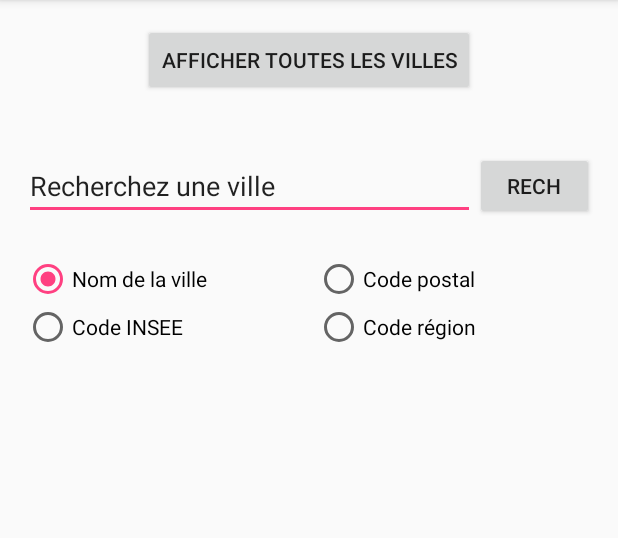
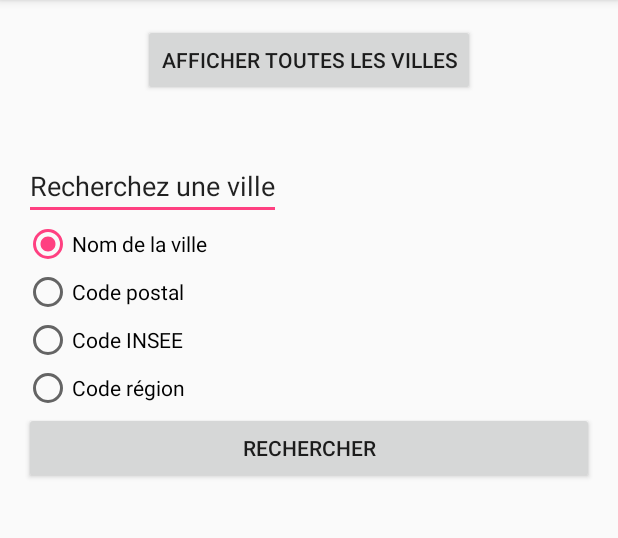
Before and after one commit to maxencebeno/androidbiatch, an Android app: the screen it shows after launch (MainActivity), after a tap on "AFFICHER TOUTES LES VILLES", on a phone screen of 412 x 824 dp, the part 84-622 px from its top. Run offline under Robolectric (Android 15) with nearby library versions, the phone set to English and light mode, and no system bars.

Commit message:
Filtres presque fonctionnels côté java

```diff
--- a/Rest/app/src/main/java/com/example/lp/rest/MainActivity.java
+++ b/Rest/app/src/main/java/com/example/lp/rest/MainActivity.java
@@ -4,12 +4,15 @@ import android.app.AlertDialog;
 import android.content.Intent;
 import android.support.v7.app.AppCompatActivity;
 import android.os.Bundle;
+import android.util.Log;
 import android.view.View;
 import android.webkit.WebView;
 import android.widget.AdapterView;
 import android.widget.ArrayAdapter;
 import android.widget.EditText;
 import android.widget.ListView;
+import android.widget.RadioButton;
+import android.widget.RadioGroup;
 import android.widget.SimpleAdapter;
 import android.widget.TextView;
 
@@ -30,6 +33,8 @@ public class MainActivity extends AppCompatActivity {
     ArrayList<Ville> list;
     VilleAdapter adapter;
 
+    String[] filtres = {"Nom de la ville", "Code postal", "Code INSEE", "Code région"};
+
     @Override
     protected void onCreate(Bundle savedInstanceState) {
         super.onCreate(savedInstanceState);
@@ -39,9 +44,49 @@ public class MainActivity extends AppCompatActivity {
 
     public void onAsyncButtonClick(View view) throws IOException {
         EditText nomVille = (EditText) findViewById(R.id.search_input);
-        if(!nomVille.getText().equals("")){
 
+        if (!nomVille.getText().equals("")) {
+            RadioButton nom = (RadioButton) findViewById(R.id.nom_ville);
+            RadioButton cp = (RadioButton) findViewById(R.id.cp_ville);
+            RadioButton insee = (RadioButton) findViewById(R.id.code_insee);
+            RadioButton region = (RadioButton) findViewById(R.id.code_region);
+            URL url = null;
+
+            RadioGroup radioButtonGroup = (RadioGroup) findViewById(R.id.radioGroup);
+            int selectedId = radioButtonGroup.getCheckedRadioButtonId();
+            String filtre = "";
+            Log.d("selectedId", String.valueOf(selectedId));
+            Log.d("nom_ville", String.valueOf(R.id.nom_ville));
+            Log.d("getText", String.valueOf(nomVille.getText()));
+
+            // Check which radio button was clicked
+            switch (selectedId) {
+                case R.id.nom_ville:
+                    filtre = this.getFiltre((String) nom.getText());
+                    url = new URL("http://10.0.2.2:80?filtre=" + filtre + "&q=" + nomVille.getText());
+                    break;
+                case R.id.cp_ville:
+                    filtre = this.getFiltre((String) cp.getText());
+                    url = new URL("http://10.0.2.2:80?filtre=" + filtre + "&q=" + nomVille.getText());
+                    break;
+                case R.id.code_insee:
+                    filtre = this.getFiltre((String) insee.getText());
+                    url = new URL("http://10.0.2.2:80?filtre=" + filtre + "&q=" + nomVille.getText());
+                    break;
+                case R.id.code_region:
+                    filtre = this.getFiltre((String) region.getText());
+                    url = new URL("http://10.0.2.2:80?filtre=" + filtre + "&q=" + nomVille.getText());
+                    break;
             }
+
+            list = new ArrayList<Ville>();
+            lv = (ListView) findViewById(R.id.listView);
+
+            adapter = new VilleAdapter(this, R.layout.list_view, list);
+
+            new MyAsyncTask(adapter, list).execute(url, lv, adapter);
+
+        } else {
             URL url = new URL("http://10.0.2.2:80");
 
             list = new ArrayList<Ville>();
@@ -49,33 +94,33 @@ public class MainActivity extends AppCompatActivity {
 
             adapter = new VilleAdapter(this, R.layout.list_view, list);
 
-        //Set the above adapter as the adapter of choice for our list
-        //lv.setAdapter(adapter);
+            new MyAsyncTask(adapter, list).execute(url, lv, adapter);
+        }
 
-        new MyAsyncTask(adapter, list).execute(url, lv, adapter);
-        /*mSchedule = new SimpleAdapter(getApplicationContext(), list, R.layout.list_view,
-                new Ville[] {}, new int[] { R.id.titre, R.id.ville });
-        new MyAsyncTask(mSchedule, list).execute(url, lv, mSchedule);
-        mSchedule.notifyDataSetChanged();
-        lv.setOnItemClickListener(new AdapterView.OnItemClickListener() {
-            @Override
-            @SuppressWarnings("unchecked")
-            public void onItemClick(AdapterView<?> a, View v, int position, long id) {
-                //on récupère la HashMap contenant les infos de notre item (titre, description, img)
-                HashMap<Ville> map = (HashMap<Ville>) lv.getItemAtPosition(position);
-                //on créer une boite de dialogue
-                AlertDialog.Builder adb = new AlertDialog.Builder(MainActivity.this);
-                //on attribut un titre à notre boite de dialogue
-                adb.setTitle("Ville choisie");
-                //on insère un message à notre boite de dialogue, et ici on affiche le titre de l'item cliqué
-                adb.setMessage("Votre choix : " + map.get("ville"));
-                //on indique que l'on veut le bouton ok à notre boite de dialogue
-                adb.setPositiveButton("Ok", null);
-                //on affiche la boite de dialogue
-                adb.show();
-            }
-        });*/
 
     }
 
+    public String getFiltre(String nomFiltre) {
+        String filtre = "";
+
+        for (int i = 0; i < filtres.length; i++) {
+            switch (filtres[i]) {
+                case "Nom de la ville":
+                    filtre = "nom";
+                    break;
+                case "Code postal":
+                    filtre = "codepostal";
+                    break;
+                case "Code INSEE":
+                    filtre = "codeinsee";
+                    break;
+                case "Code région":
+                    filtre = "coderegion";
+                    break;
             }
+        }
+
+        return filtre;
+    }
+
+}
--- a/Rest/app/src/main/java/com/example/lp/rest/MyAsyncTask.java
+++ b/Rest/app/src/main/java/com/example/lp/rest/MyAsyncTask.java
@@ -90,9 +90,4 @@ public class MyAsyncTask extends AsyncTask<Object, ListView, String> {
             e.printStackTrace();
         }
     }
-
-    /*@Override
-    protected void onPostExecute(String result) {
-        tv.setText(result);
-    }*/
 }
--- a/Rest/app/src/main/res/layout/activity_main.xml
+++ b/Rest/app/src/main/res/layout/activity_main.xml
@@ -8,6 +8,7 @@
     android:paddingRight="@dimen/activity_horizontal_margin"
     android:paddingTop="@dimen/activity_vertical_margin"
     tools:context="com.example.lp.rest.MainActivity">
+
 
     <Button
         android:layout_width="wrap_content"
@@ -22,9 +23,9 @@
         android:layout_width="wrap_content"
         android:layout_height="wrap_content"
         android:id="@+id/listView"
-        android:layout_marginTop="107dp"
-        android:layout_below="@+id/search_input"
-        android:layout_alignParentStart="true" />
+        android:layout_below="@+id/radioGroup"
+        android:layout_alignParentEnd="true"
+        android:layout_marginTop="59dp" />
 
     <EditText
         android:layout_width="wrap_content"
@@ -33,54 +34,66 @@
         android:layout_below="@+id/asyncbutton"
         android:layout_alignParentStart="true"
         android:layout_marginTop="37dp"
-        android:text="Recherchez une ville"
-        android:layout_alignEnd="@+id/radioButton2" />
+        android:text="Recherchez une ville" />
 
+    <Button
+        android:layout_width="wrap_content"
+        android:layout_height="wrap_content"
+        android:text="Rechercher"
+        android:id="@+id/button"
+        android:clickable="true"
+        android:onClick="onAsyncButtonClick"
+        android:layout_below="@+id/radioGroup"
+        android:layout_alignParentStart="true"
+        android:layout_alignParentEnd="true" />
+
+    <RadioGroup xmlns:android="http://schemas.android.com/apk/res/android"
+        android:layout_width="fill_parent"
+        android:layout_height="wrap_content"
+        android:orientation="vertical"
+        android:id="@+id/radioGroup"
+        android:layout_below="@+id/search_input"
+        android:layout_toStartOf="@+id/button"
+        android:layout_alignEnd="@+id/listView">
         <RadioButton
             android:layout_width="wrap_content"
             android:layout_height="wrap_content"
+            android:orientation="horizontal"
             android:text="Nom de la ville"
-        android:id="@+id/radioButton"
+            android:id="@+id/nom_ville"
+            android:checked="true"
             android:layout_below="@+id/search_input"
-        android:layout_alignParentStart="true"
-        android:layout_marginTop="23dp"
-        android:checked="true" />
-
-    <RadioButton
-        android:layout_width="wrap_content"
-        android:layout_height="wrap_content"
-        android:text="Code postal"
-        android:id="@+id/radioButton2"
-        android:checked="false"
-        android:layout_alignBottom="@+id/radioButton"
-        android:layout_alignEnd="@+id/asyncbutton" />
-
-    <RadioButton
-        android:layout_width="wrap_content"
-        android:layout_height="wrap_content"
-        android:text="Code INSEE"
-        android:id="@+id/radioButton3"
-        android:checked="false"
-        android:layout_below="@+id/radioButton"
             android:layout_alignParentStart="true" />
 
         <RadioButton
             android:layout_width="wrap_content"
             android:layout_height="wrap_content"
-        android:text="Code région"
-        android:id="@+id/radioButton4"
+            android:orientation="horizontal"
+            android:text="Code postal"
+            android:id="@+id/cp_ville"
             android:checked="false"
-        android:layout_alignTop="@+id/radioButton3"
-        android:layout_alignStart="@+id/radioButton2" />
+            android:layout_alignTop="@+id/nom_ville"
+            android:layout_toStartOf="@+id/button" />
 
-    <Button
+        <RadioButton
             android:layout_width="wrap_content"
             android:layout_height="wrap_content"
-        android:text="Rech"
-        android:id="@+id/button"
-        android:layout_above="@+id/listView"
-        android:layout_toEndOf="@+id/asyncbutton"
-        android:layout_alignTop="@+id/search_input"
-        android:clickable="true"
-        android:onClick="onAsyncButtonClick" />
+            android:orientation="horizontal"
+            android:text="Code INSEE"
+            android:id="@+id/code_insee"
+            android:checked="false"
+            android:layout_below="@+id/nom_ville"
+            android:layout_alignParentStart="true" />
+
+        <RadioButton
+            android:layout_width="wrap_content"
+            android:layout_height="wrap_content"
+            android:orientation="horizontal"
+            android:text="Code région"
+            android:id="@+id/code_region"
+            android:checked="false"
+            android:layout_below="@+id/cp_ville"
+            android:layout_alignStart="@+id/cp_ville" />
+    </RadioGroup>
+
 </RelativeLayout>
```
Also changed, not shown: 1 other file. Lines whose indentation alone changed are shown as unchanged.
